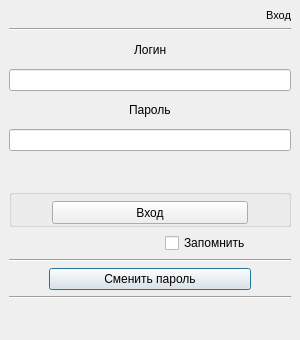
Old version of the form ui/login_stack.ui in the repository DvaMishkiLapa/StaffMI_client.
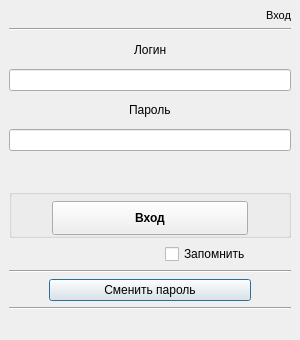
New version of the form. Icons and pictures are not drawn.

Patch:
```diff
--- a/ui/login_stack.ui
+++ b/ui/login_stack.ui
@@ -116,6 +116,12 @@
        </item>
        <item row="17" column="0" colspan="2">
         <widget class="QLabel" name="label_log_login">
+         <property name="maximumSize">
+          <size>
+           <width>16777215</width>
+           <height>15</height>
+          </size>
+         </property>
          <property name="styleSheet">
           <string notr="true">font: 11pt &quot;Times New Roman&quot;;
 color: rgb(255, 0, 0);
@@ -400,6 +406,12 @@
            <verstretch>0</verstretch>
           </sizepolicy>
          </property>
+         <property name="minimumSize">
+          <size>
+           <width>0</width>
+           <height>40</height>
+          </size>
+         </property>
          <property name="title">
           <string/>
          </property>
@@ -441,7 +453,7 @@
           <item row="0" column="1">
            <widget class="QPushButton" name="login_button">
             <property name="sizePolicy">
-             <sizepolicy hsizetype="Minimum" vsizetype="Fixed">
+             <sizepolicy hsizetype="Minimum" vsizetype="Minimum">
               <horstretch>100</horstretch>
               <verstretch>0</verstretch>
              </sizepolicy>
@@ -449,9 +461,13 @@
             <property name="minimumSize">
              <size>
               <width>0</width>
-              <height>23</height>
+              <height>34</height>
              </size>
             </property>
+            <property name="styleSheet">
+             <string notr="true">font: 11pt &quot;Times New Roman&quot;;
+font-weight: bold;</string>
+            </property>
             <property name="text">
              <string>Вход</string>
             </property>
```
